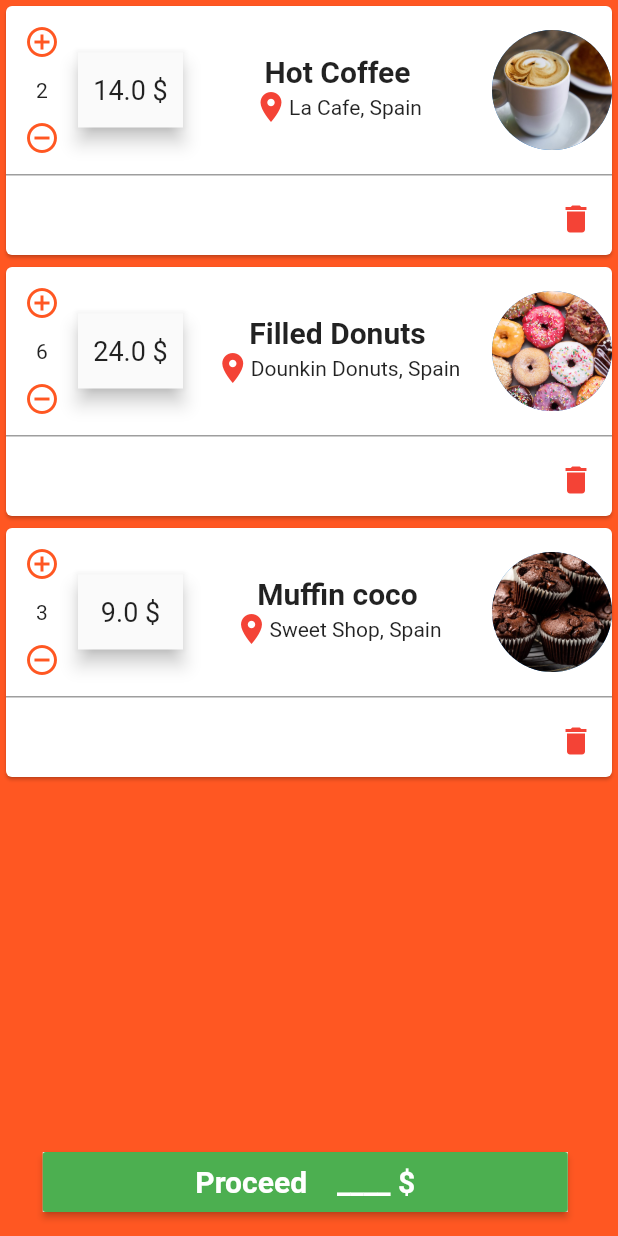
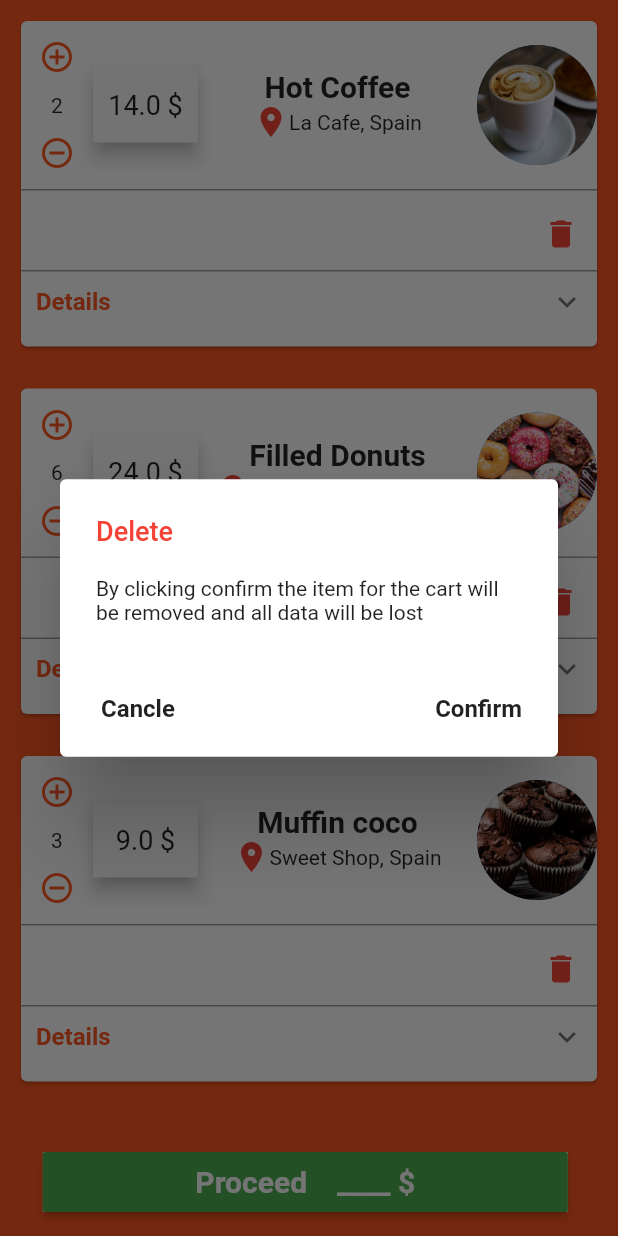
Before and after one commit to SyedMuhammadMuhid/RoadRunners, a Flutter app: the CartScreen screen opened directly, after a tap on the "add circle outline" icon, after a tap on the "remove circle outline" icon, after a tap on the "delete" icon, on a phone screen of 412 x 824 dp. Run offline on Flutter 3.47's test engine with Material 2 defaults, Android fonts, the phone set to English and light mode, and no system bars; drawn by our look-alikes of expandable; our stand-ins replace curved_navigation_bar, flutter_rating_bar, splashscreen.

Commit message:
adding Expandable Notifier to the Cart Card

```diff
--- /dev/null
+++ b/lib/src/popups/delete_popup.dart
@@ -0,0 +1,35 @@
+import 'package:flutter/material.dart';
+
+void delete_popup( BuildContext context)
+{
+  showDialog(
+      context: context,
+      builder: (BuildContext context){
+        return AlertDialog(
+          title: Text('Delete', style: TextStyle(color: Colors.red, fontSize: 18),),
+          content: Text('By clicking confirm the item for the cart will be removed and all data will be lost', style: TextStyle(color: Colors.black87,fontSize: 14),),
+          actions: <Widget>[
+            Row(
+              mainAxisAlignment: MainAxisAlignment.spaceBetween,
+              children: <Widget>[
+                FlatButton(
+                  child: Text('Cancle', style: TextStyle(fontWeight: FontWeight.bold, fontSize: 16 ),),
+                  onPressed: (){
+                    Navigator.of(context).pop();
+                  },
+                ),
+                FlatButton(
+                  child: Text('Confirm', style: TextStyle(fontWeight: FontWeight.bold, fontSize: 16 ),),
+                  onPressed: (){
+
+                  },
+                ),
+              ],
+            )
+          ],
+
+        );
+      }
+
+  );
+}
--- /dev/null
+++ b/lib/src/popups/proceed_popup.dart
@@ -0,0 +1,35 @@
+import 'package:flutter/material.dart';
+
+void proceed_popup( BuildContext context)
+{
+  showDialog(
+      context: context,
+      builder: (BuildContext context){
+        return AlertDialog(
+          title: Text('Proceed', style: TextStyle(color: Colors.green, fontSize: 18),),
+          content: Text('By clicking Proceed you will be directed to payment page. Make sure you have made all the right selections', style: TextStyle(color: Colors.black87,fontSize: 14),),
+          actions: <Widget>[
+            Row(
+              mainAxisAlignment: MainAxisAlignment.spaceBetween,
+              children: <Widget>[
+                FlatButton(
+                  child: Text('Go Back', style: TextStyle(fontWeight: FontWeight.bold, fontSize: 16 ),),
+                  onPressed: (){
+                    Navigator.of(context).pop();
+                  },
+                ),
+                FlatButton(
+                  child: Text('Proceed', style: TextStyle(fontWeight: FontWeight.bold, fontSize: 16 ),),
+                  onPressed: (){
+
+                  },
+                ),
+              ],
+            )
+          ],
+
+        );
+      }
+
+  );
+}
--- a/lib/src/screens/cart.dart
+++ b/lib/src/screens/cart.dart
@@ -1,7 +1,9 @@
 import 'package:flutter/cupertino.dart';
 import 'package:flutter/material.dart';
 import 'package:roadrunners/src/data/category_data.dart';
+import 'package:roadrunners/src/popups/proceed_popup.dart';
 import 'package:roadrunners/src/widgets/cart_card.dart';
+import 'package:roadrunners/src/widgets/cart_card_2.dart';
 class CartScreen extends StatefulWidget {
   @override
   _CartScreenState createState() => _CartScreenState();
@@ -23,11 +25,16 @@ class _CartScreenState extends State<CartScreen> {
        itemCount:cart_data.length,
        scrollDirection: Axis.vertical,
        itemBuilder: (BuildContext context, int index){
-         return CartCard(foodImagePath: cart_data[index].foodImagePath,
+         /*return CartCard(foodImagePath: cart_data[index].foodImagePath,
          foodName: cart_data[index].foodName,
          price: cart_data[index].price,
          numberOfItems: cart_data[index].numberOfItems,
-         location: cart_data[index].location);
+         location: cart_data[index].location);*/
+         return CartCard2(foodImagePath: cart_data[index].foodImagePath,
+             foodName: cart_data[index].foodName,
+             price: cart_data[index].price,
+             numberOfItems: cart_data[index].numberOfItems,
+             location: cart_data[index].location);
        },
      ),
           ),
@@ -44,7 +51,9 @@ class _CartScreenState extends State<CartScreen> {
             width: 350,
             child: RaisedButton(
               color: Colors.green,
-              onPressed: (){},
+              onPressed: (){
+                proceed_popup(context);
+              },
               child:Text('Proceed    ____ \$', style: TextStyle(color: Colors.white, fontSize: 20,fontWeight: FontWeight.bold),),
 
             ),
--- a/lib/src/widgets/cart_card.dart
+++ b/lib/src/widgets/cart_card.dart
@@ -85,6 +85,8 @@ class _CartCardState extends State<CartCard> {
                 icon: Icon(Icons.delete, color: Colors.red,),
                 onPressed: (){},
               ),
+
+
             ],
           )
         ],
--- /dev/null
+++ b/lib/src/widgets/cart_card_2.dart
@@ -0,0 +1,154 @@
+import 'package:expandable/expandable.dart';
+import 'package:flutter/material.dart';
+import 'package:roadrunners/src/popups/delete_popup.dart';
+
+
+class CartCard2 extends StatefulWidget {
+  String foodName;
+  String foodImagePath;
+  int numberOfItems;
+  String location;
+  double price;
+
+  CartCard2({this.foodName, this.foodImagePath, this.numberOfItems,this.location, this.price});
+  @override
+  _CartCard2State createState() => _CartCard2State( foodName: foodName, foodImagePath: foodImagePath, price: price, location: location, numberOfItems: numberOfItems);
+}
+
+class _CartCard2State extends State<CartCard2> {
+  String foodName;
+  String foodImagePath;
+  int numberOfItems;
+  String location;
+  double price;
+
+  _CartCard2State({this.foodName, this.foodImagePath, this.numberOfItems,this.location, this.price});
+  @override
+  Widget build(BuildContext context) {
+    return ExpandableNotifier(
+        child: Padding(
+          padding: const EdgeInsets.all(10),
+          child: Card(
+            clipBehavior: Clip.antiAlias,
+            child: Column(
+              children: <Widget>[
+                SizedBox(
+                  height: 167,
+                  child: Column(
+                    crossAxisAlignment: CrossAxisAlignment.center,
+                    children: [
+                      Row(
+                        mainAxisAlignment: MainAxisAlignment.spaceBetween,
+                        children: <Widget>[
+                          Row(
+                              children: <Widget>[
+                                Container(
+                                  child: Column(
+                                    children: <Widget>[
+                                      IconButton( icon: Icon(Icons.add_circle_outline),color: Colors.deepOrange, onPressed: (){  setState(() {numberOfItems++;});}),
+                                      Text(numberOfItems.toString()),
+                                      IconButton( icon: Icon(Icons.remove_circle_outline),color: Colors.deepOrange, onPressed: (){ if(numberOfItems>1){ setState(() {numberOfItems--;});}}),
+                                    ],
+                                  ),
+                                ),
+                                Material(
+                                  elevation: 5,
+                                  child: Container(
+                                      height: 50,
+                                      width: 70,
+                                      child: Center(child: Text((price*numberOfItems).toString() + ' \$', style: TextStyle(fontSize: 18),))),
+                                ),
+
+                              ]),
+                          Column(
+                            children: <Widget>[
+
+                              Text(foodName, style: TextStyle(fontSize: 20, fontWeight: FontWeight.bold),),
+                              Row(children: <Widget>[ Icon(Icons.location_on, color: Colors.red,), Text(location)],)
+                            ],
+                          ),
+
+                          Container(
+                            height: 80,
+                            width: 80,
+                            child: CircleAvatar(
+                              backgroundImage: AssetImage(foodImagePath),
+                              radius: 50,
+                            ),
+                          ),
+
+
+                        ],
+                      ),
+
+                      Container(
+                        height: 1,
+                        width: double.maxFinite,
+                        color: Colors.grey,),
+
+                      SizedBox(height: 5),
+                      Row(
+                        mainAxisAlignment: MainAxisAlignment.end,
+                        children:<Widget> [
+                          IconButton(
+                            icon: Icon(Icons.delete, color: Colors.red,),
+                            onPressed: (){
+                              delete_popup(context);
+                            },
+                          ),
+                        ],
+                      ),
+                      Container(
+                        height: 1,
+                        width: double.maxFinite,
+                        color: Colors.grey,),
+                    ],
+                  ),
+
+                ),
+                ScrollOnExpand(
+                  scrollOnExpand: true,
+                  scrollOnCollapse: false,
+                  child: ExpandablePanel(
+                    theme: const ExpandableThemeData(
+                      headerAlignment: ExpandablePanelHeaderAlignment.center,
+                      tapBodyToCollapse: true,
+                    ),
+                    header: Padding(
+                        padding: EdgeInsets.all(10),
+                        child: Text(
+                          "Details",
+                          style: TextStyle(
+                              fontSize: 16,color: Colors.deepOrange, fontWeight: FontWeight.bold),
+                        )),
+
+                    expanded: Column(
+                      crossAxisAlignment: CrossAxisAlignment.start,
+                      children: <Widget>[
+
+                        Padding(
+                            padding: EdgeInsets.only(bottom: 10),
+                            child:Text('what up ')
+
+                        ),
+                      ],
+                    ),
+                    builder: (_, collapsed, expanded) {
+                      return Padding(
+                        padding: EdgeInsets.only(
+                            left: 10, right: 10, bottom: 10),
+                        child: Expandable(
+                          collapsed: collapsed,
+                          expanded: expanded,
+                          theme: const ExpandableThemeData(crossFadePoint: 0),
+                        ),
+                      );
+                    },
+                  ),
+                ),
+              ],
+            ),
+          ),
+        ));
+  }
+}
--- a/lib/src/widgets/nav_bar.dart
+++ b/lib/src/widgets/nav_bar.dart
@@ -16,7 +16,7 @@ class _NavBarState extends State<NavBar> {
     super.initState();
   }
 
-  List <Widget> CurrentScreen=[CartScreen(),Home(), ProfileScreen() ];
+  List <Widget> CurrentScreen=[CartScreen(),Home(), ProfileScreen(),];
 
   /*final CurvedNavigationBarState navBarState =
         _bottomNavigationKey.currentState;
--- a/pubspec.yaml
+++ b/pubspec.yaml
@@ -27,6 +27,7 @@ dependencies:
   flutter_rating_bar: ^3.0.1+1
   curved_navigation_bar: ^0.3.4
   splashscreen: ^1.2.0
+  expandable: ^4.1.4
 
 
   # The following adds the Cupertino Icons font to your application.
```
Also changed, not shown: pubspec.lock.
